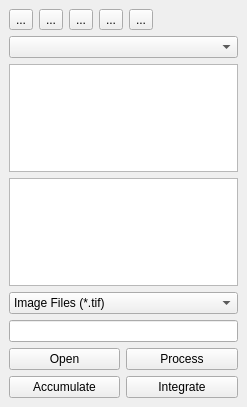
Above: source/qxrdfilebrowser.ui from guyjennings/qxrd before the change. Below: the same form after it.
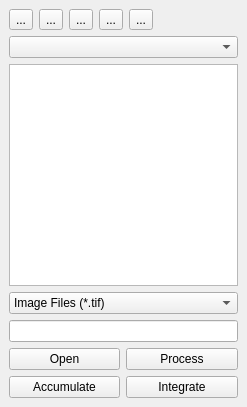
That is the form after the change. Icons and pictures are not drawn. Custom widgets are drawn as their Qt base class.

Commit message: Implemented QxrdFileBrowserModel Intended to be a replacement for QFileSystemModel which is more responsive when there are many files in a directory

```diff
--- a/source/qxrdfilebrowser.ui
+++ b/source/qxrdfilebrowser.ui
@@ -197,7 +197,7 @@
     <item row="1" column="0" colspan="2">
      <widget class="QComboBox" name="m_RootDirectoryCombo"/>
     </item>
-    <item row="3" column="0" colspan="2">
+    <item row="2" column="0" colspan="2">
      <widget class="QxrdFileBrowserView" name="m_FileBrowser">
       <property name="alternatingRowColors">
        <bool>true</bool>
@@ -211,26 +211,11 @@
       <property name="showGrid">
        <bool>false</bool>
       </property>
-      <property name="gridStyle">
-       <enum>Qt::NoPen</enum>
-      </property>
       <property name="sortingEnabled">
        <bool>true</bool>
       </property>
-      <property name="wordWrap">
-       <bool>false</bool>
-      </property>
-      <attribute name="horizontalHeaderMinimumSectionSize">
-       <number>10</number>
-      </attribute>
-      <attribute name="verticalHeaderMinimumSectionSize">
-       <number>10</number>
-      </attribute>
      </widget>
     </item>
-    <item row="2" column="0" colspan="2">
-     <widget class="QTableView" name="m_TestBrowser"/>
-    </item>
    </layout>
   </widget>
  </widget>
```
Left out of the diff: 15 changed lines with no effect on the pictures. The commit also changes 11 other files.
